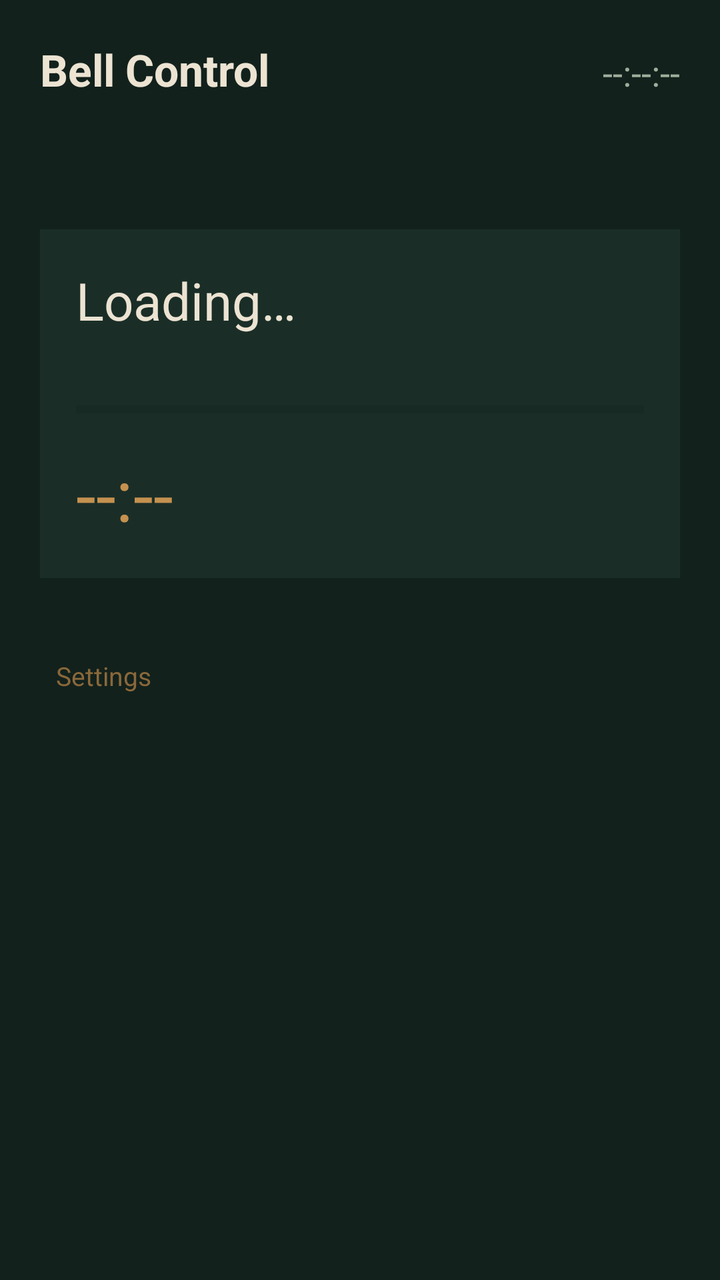
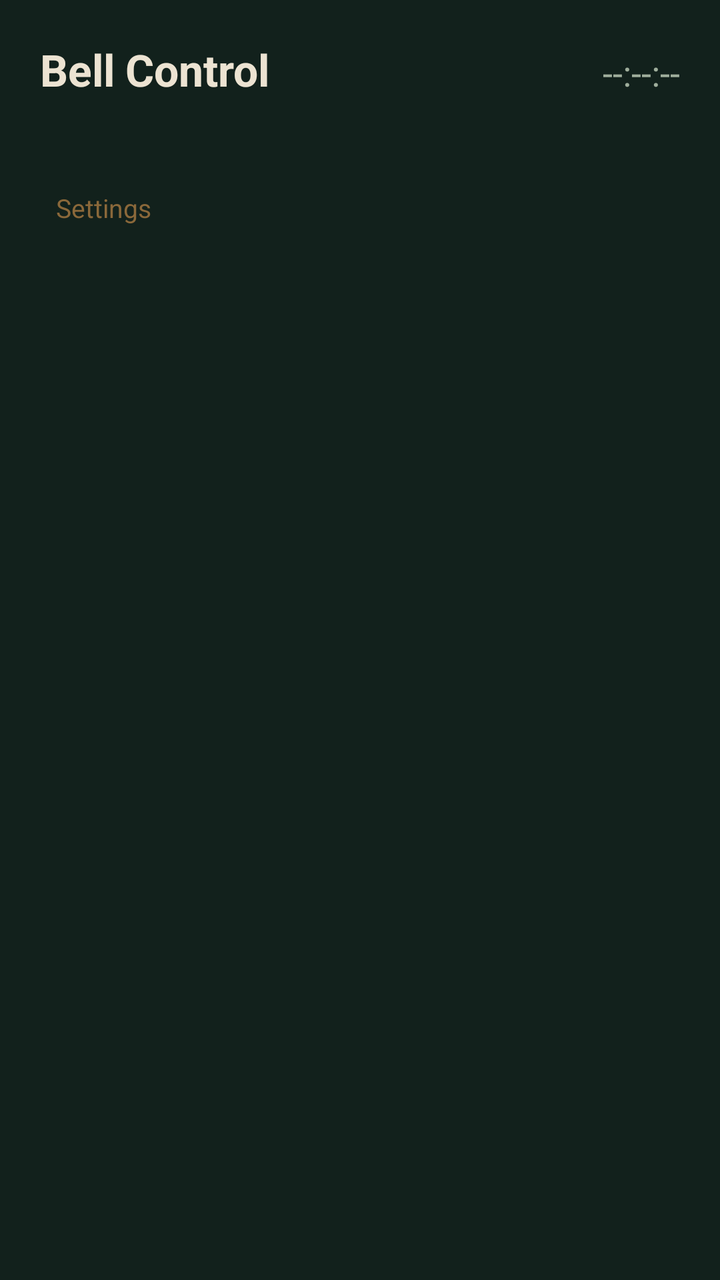

The first picture is an Android layout as it rendered before a commit; the second is the same layout after the commit. The layout source and the unified diff follow.
<!-- AndroidManifest.xml: application theme Theme.BellControl -->
<!-- res/layout/activity_main.xml -->
<?xml version="1.0" encoding="utf-8"?>
<ScrollView xmlns:android="http://schemas.android.com/apk/res/android"
    android:layout_width="match_parent"
    android:layout_height="match_parent"
    android:background="#12211C"
    android:fillViewport="true">

<LinearLayout
    android:layout_width="match_parent"
    android:layout_height="wrap_content"
    android:orientation="vertical"
    android:padding="20dp">

    <LinearLayout
        android:layout_width="match_parent"
        android:layout_height="wrap_content"
        android:orientation="horizontal"
        android:paddingBottom="12dp">

        <TextView
            android:layout_width="0dp"
            android:layout_height="wrap_content"
            android:layout_weight="1"
            android:text="Bell Control"
            android:textColor="#ECE3D2"
            android:textSize="22sp"
            android:textStyle="bold" />

        <TextView
            android:id="@+id/clockText"
            android:layout_width="wrap_content"
            android:layout_height="wrap_content"
            android:text="--:--:--"
            android:textColor="#9FAE9C"
            android:textSize="18sp" />
    </LinearLayout>

    <TextView
        android:id="@+id/levelLabel"
        android:layout_width="match_parent"
        android:layout_height="wrap_content"
        android:textColor="#C4914F"
        android:textSize="13sp"
        android:textStyle="bold"
        android:paddingBottom="2dp" />

    <TextView
        android:id="@+id/dateLabel"
        android:layout_width="match_parent"
        android:layout_height="wrap_content"
        android:textColor="#9FAE9C"
        android:textSize="13sp"
        android:paddingBottom="16dp" />

    <LinearLayout
        android:layout_width="match_parent"
        android:layout_height="wrap_content"
        android:orientation="vertical"
        android:background="#1A2E27"
        android:padding="18dp"
        android:layout_marginBottom="16dp">

        <TextView
            android:id="@+id/periodName"
            android:layout_width="match_parent"
            android:layout_height="wrap_content"
            android:text="Loading…"
            android:textColor="#ECE3D2"
            android:textSize="26sp" />

        <TextView
            android:id="@+id/periodTime"
            android:layout_width="match_parent"
            android:layout_height="wrap_content"
            android:textColor="#9FAE9C"
            android:textSize="14sp"
            android:paddingBottom="14dp" />

        <ProgressBar
            android:id="@+id/progressBar"
            style="?android:attr/progressBarStyleHorizontal"
            android:layout_width="match_parent"
            android:layout_height="8dp"
            android:max="1000"
            android:progressTint="#C4914F"
            android:progressBackgroundTint="#12211C"
            android:layout_marginBottom="14dp" />

        <LinearLayout
            android:layout_width="match_parent"
            android:layout_height="wrap_content"
            android:orientation="horizontal"
            android:gravity="bottom">

            <TextView
                android:id="@+id/countdownText"
                android:layout_width="wrap_content"
                android:layout_height="wrap_content"
                android:text="--:--"
                android:textColor="#C4914F"
                android:textSize="36sp" />

            <TextView
                android:id="@+id/countdownLabel"
                android:layout_width="wrap_content"
                android:layout_height="wrap_content"
                android:layout_marginStart="10dp"
                android:paddingBottom="6dp"
                android:textColor="#9FAE9C"
                android:textSize="13sp" />
        </LinearLayout>
    </LinearLayout>

    <LinearLayout
        android:id="@+id/scheduleTable"
        android:layout_width="match_parent"
        android:layout_height="wrap_content"
        android:orientation="vertical"
        android:background="#1A2E27"
        android:layout_marginBottom="16dp" />

    <TextView
        android:id="@+id/settingsLink"
        android:layout_width="wrap_content"
        android:layout_height="wrap_content"
        android:text="Settings"
        android:textColor="#8A683A"
        android:textSize="13sp"
        android:padding="8dp" />

</LinearLayout>
</ScrollView>
<!-- resources referenced by this layout -->
<resources>
  <style name="Theme.BellControl" parent="Theme.MaterialComponents.DayNight.NoActionBar" />
</resources>

<!-- the commit's change to res/layout/activity_main.xml (unified diff, before → after) -->
@@ -15,7 +15,7 @@
         android:layout_width="match_parent"
         android:layout_height="wrap_content"
         android:orientation="horizontal"
-        android:paddingBottom="12dp">
+        android:paddingBottom="4dp">
 
         <TextView
             android:layout_width="0dp"
@@ -36,15 +36,6 @@
     </LinearLayout>
 
     <TextView
-        android:id="@+id/levelLabel"
-        android:layout_width="match_parent"
-        android:layout_height="wrap_content"
-        android:textColor="#C4914F"
-        android:textSize="13sp"
-        android:textStyle="bold"
-        android:paddingBottom="2dp" />
-
-    <TextView
         android:id="@+id/dateLabel"
         android:layout_width="match_parent"
         android:layout_height="wrap_content"
@@ -53,71 +44,10 @@
         android:paddingBottom="16dp" />
 
     <LinearLayout
+        android:id="@+id/panelsContainer"
         android:layout_width="match_parent"
         android:layout_height="wrap_content"
-        android:orientation="vertical"
-        android:background="#1A2E27"
-        android:padding="18dp"
-        android:layout_marginBottom="16dp">
-
-        <TextView
-            android:id="@+id/periodName"
-            android:layout_width="match_parent"
-            android:layout_height="wrap_content"
-            android:text="Loading…"
-            android:textColor="#ECE3D2"
-            android:textSize="26sp" />
-
-        <TextView
-            android:id="@+id/periodTime"
-            android:layout_width="match_parent"
-            android:layout_height="wrap_content"
-            android:textColor="#9FAE9C"
-            android:textSize="14sp"
-            android:paddingBottom="14dp" />
-
-        <ProgressBar
-            android:id="@+id/progressBar"
-            style="?android:attr/progressBarStyleHorizontal"
-            android:layout_width="match_parent"
-            android:layout_height="8dp"
-            android:max="1000"
-            android:progressTint="#C4914F"
-            android:progressBackgroundTint="#12211C"
-            android:layout_marginBottom="14dp" />
-
-        <LinearLayout
-            android:layout_width="match_parent"
-            android:layout_height="wrap_content"
-            android:orientation="horizontal"
-            android:gravity="bottom">
-
-            <TextView
-                android:id="@+id/countdownText"
-                android:layout_width="wrap_content"
-                android:layout_height="wrap_content"
-                android:text="--:--"
-                android:textColor="#C4914F"
-                android:textSize="36sp" />
-
-            <TextView
-                android:id="@+id/countdownLabel"
-                android:layout_width="wrap_content"
-                android:layout_height="wrap_content"
-                android:layout_marginStart="10dp"
-                android:paddingBottom="6dp"
-                android:textColor="#9FAE9C"
-                android:textSize="13sp" />
-        </LinearLayout>
-    </LinearLayout>
-
-    <LinearLayout
-        android:id="@+id/scheduleTable"
-        android:layout_width="match_parent"
-        android:layout_height="wrap_content"
-        android:orientation="vertical"
-        android:background="#1A2E27"
-        android:layout_marginBottom="16dp" />
+        android:orientation="vertical" />
 
     <TextView
         android:id="@+id/settingsLink"
